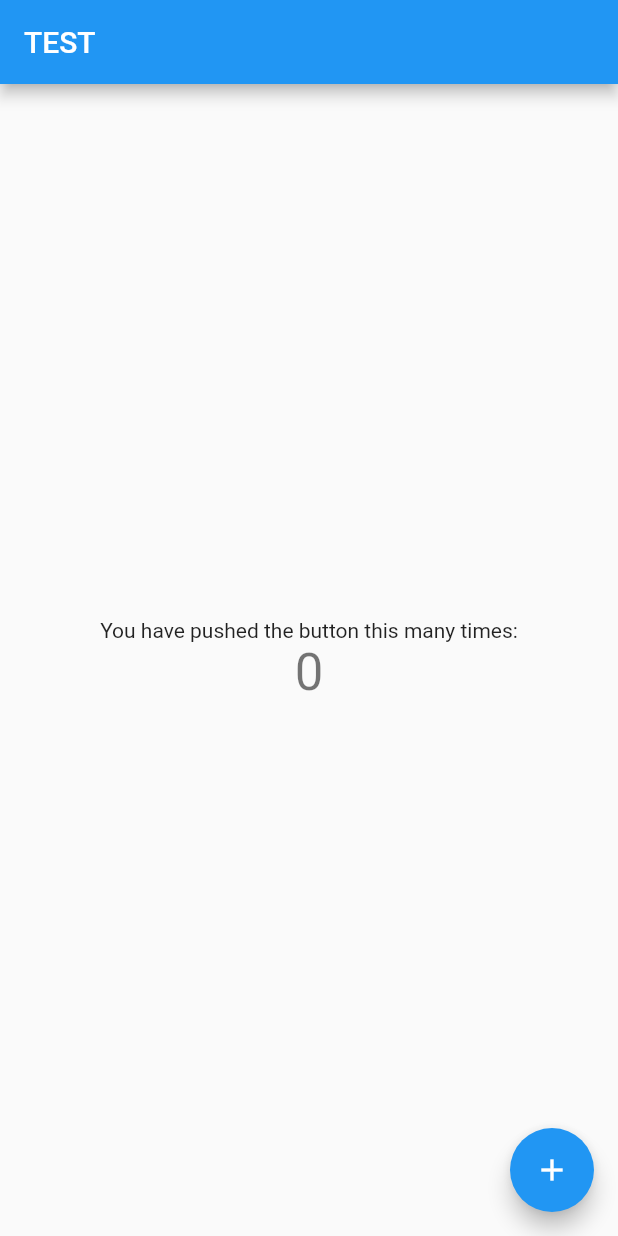
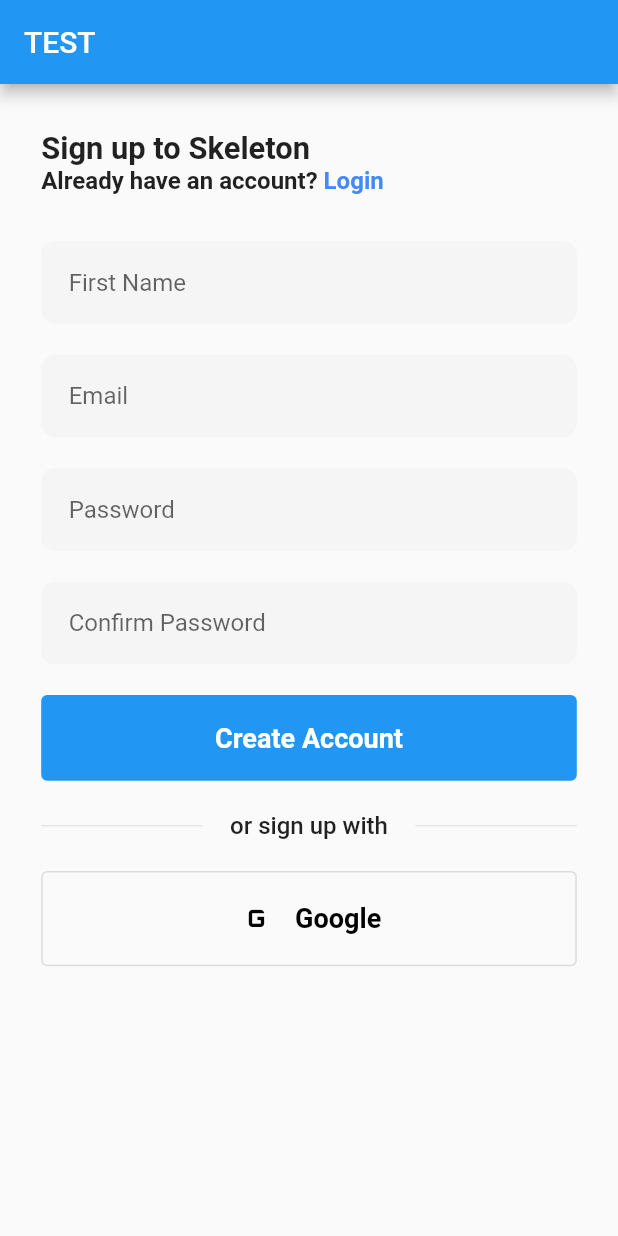
Before and after one commit to n3rdkid/flutter_skeleton, a Flutter app: the screen it shows after launch, on a phone screen of 412 x 824 dp. Run offline on Flutter 3.47's test engine with Material 2 defaults, Android fonts, the phone set to English and light mode, and no system bars; our stand-ins replace device_preview, flutter_screenutil.

```diff
--- a/lib/main.dart
+++ b/lib/main.dart
@@ -1,5 +1,6 @@
 import 'package:device_preview/device_preview.dart';
 import 'package:flutter/material.dart';
+import 'package:flutter_screenutil/flutter_screenutil.dart';
 
 void main() => runApp(
       DevicePreview(
@@ -11,10 +12,13 @@ void main() => runApp(
 class MyApp extends StatelessWidget {
   @override
   Widget build(BuildContext context) {
-    return MaterialApp(
+    return ScreenUtilInit(
+      designSize: const Size(360, 640),
+      builder: () => MaterialApp(
         useInheritedMediaQuery: true, // Set to true
         locale: DevicePreview.locale(context), // Add the locale here
         home: const MyHomePage(title: 'TEST'),
+      ),
     );
   }
 }
@@ -28,39 +32,152 @@ class MyHomePage extends StatefulWidget {
 }
 
 class _MyHomePageState extends State<MyHomePage> {
-  int _counter = 0;
-
-  void _incrementCounter() {
-    setState(() {
-      _counter++;
-    });
-  }
-
   @override
   Widget build(BuildContext context) {
     return Scaffold(
         appBar: AppBar(
           title: Text(widget.title),
         ),
-      body: Center(
+        body: SingleChildScrollView(
+          child: Padding(
+            padding: EdgeInsets.symmetric(horizontal: 24.w, vertical: 24.h),
             child: Column(
-          mainAxisAlignment: MainAxisAlignment.center,
-          children: <Widget>[
-            const Text(
-              'You have pushed the button this many times:',
+              crossAxisAlignment: CrossAxisAlignment.start,
+              children: [
+                Text(
+                  "Sign up to Skeleton",
+                  style:
+                      TextStyle(fontSize: 18.sp, fontWeight: FontWeight.bold),
                 ),
+                Wrap(
+                  children: [
                     Text(
-              '$_counter',
-              style: Theme.of(context).textTheme.headline4,
+                      "Already have an account? ",
+                      style: TextStyle(
+                          fontSize: 14.sp, fontWeight: FontWeight.w600),
+                    ),
+                    SizedBox(height: 4.h),
+                    Text(
+                      "Login",
+                      style: TextStyle(
+                          fontSize: 14.sp,
+                          fontWeight: FontWeight.w600,
+                          color: Colors.blueAccent),
                     ),
                   ],
                 ),
+                SizedBox(height: 24.h),
+                const CustomTextField(
+                  hintText: 'First Name',
                 ),
-      floatingActionButton: FloatingActionButton(
-        onPressed: _incrementCounter,
-        tooltip: 'Increment',
-        child: const Icon(Icons.add),
-      ), // This trailing comma makes auto-formatting nicer for build methods.
+                SizedBox(height: 16.h),
+                const CustomTextField(
+                  hintText: 'Email',
+                ),
+                SizedBox(height: 16.h),
+                const CustomTextField(
+                  obscureText: true,
+                  hintText: 'Password',
+                ),
+                SizedBox(height: 16.h),
+                const CustomTextField(
+                  obscureText: true,
+                  hintText: 'Confirm Password',
+                ),
+                SizedBox(height: 16.h),
+                SizedBox(
+                  width: double.infinity,
+                  child: TextButton(
+                    onPressed: () {},
+                    style: ButtonStyle(
+                        backgroundColor: MaterialStateProperty.all(Colors.blue),
+                        foregroundColor:
+                            MaterialStateProperty.all(Colors.white),
+                        padding:
+                            MaterialStateProperty.all(EdgeInsets.all(14.h)),
+                        textStyle: MaterialStateProperty.all(TextStyle(
+                            fontSize: 14.h, fontWeight: FontWeight.w700))),
+                    child: const Text('Create Account'),
+                  ),
+                ),
+                SizedBox(height: 16.h),
+                Row(children: [
+                  Expanded(child: Divider()),
+                  SizedBox(width: 16.w),
+                  Text('or sign up with',
+                      style: TextStyle(
+                        fontSize: 14.sp,
+                        fontWeight: FontWeight.w500,
+                      )),
+                  SizedBox(width: 16.w),
+                  Expanded(child: Divider()),
+                ]),
+                SizedBox(height: 16.h),
+                SizedBox(
+                  width: double.infinity,
+                  child: TextButton(
+                    onPressed: () {},
+                    style: ButtonStyle(
+                      side: MaterialStateProperty.all(
+                        const BorderSide(color: Colors.black12),
+                      ),
+                      foregroundColor: MaterialStateProperty.all(Colors.black),
+                      padding: MaterialStateProperty.all(EdgeInsets.all(14.h)),
+                      textStyle: MaterialStateProperty.all(
+                        TextStyle(fontSize: 14.h, fontWeight: FontWeight.w700),
+                      ),
+                    ),
+                    child: Row(
+                      mainAxisAlignment: MainAxisAlignment.center,
+                      children: [
+                        Icon(
+                          Icons.g_mobiledata,
+                          size: 24.sp,
+                        ),
+                        SizedBox(width: 10.w),
+                        const Text('Google'),
+                      ],
+                    ),
+                  ),
+                )
+              ],
+            ),
+          ),
+        ));
+  }
+}
+
+class CustomTextField extends StatelessWidget {
+  const CustomTextField({
+    Key? key,
+    this.obscureText = false,
+    this.hintText = '',
+  }) : super(key: key);
+
+  final String hintText;
+  final bool obscureText;
+  @override
+  Widget build(BuildContext context) {
+    return TextField(
+      obscureText: obscureText,
+      decoration: InputDecoration(
+        border: OutlineInputBorder(
+          borderRadius: BorderRadius.circular(8.r),
+          borderSide: const BorderSide(color: Colors.transparent, width: 0),
+        ),
+        enabledBorder: OutlineInputBorder(
+          borderRadius: BorderRadius.circular(8.r),
+          borderSide: const BorderSide(color: Colors.transparent, width: 0),
+        ),
+        filled: true,
+        fillColor: Colors.grey.shade100,
+        hintText: hintText,
+        hintStyle: TextStyle(
+          fontSize: 14.sp,
+          fontWeight: FontWeight.w400,
+        ),
+        contentPadding: EdgeInsets.symmetric(horizontal: 16.w, vertical: 14.h),
+      ),
     );
   }
 }
--- a/pubspec.yaml
+++ b/pubspec.yaml
@@ -35,6 +35,7 @@ dependencies:
   # Use with the CupertinoIcons class for iOS style icons.
   cupertino_icons: ^1.0.2
   device_preview: ^0.8.0
+  flutter_screenutil: ^5.0.1
 
 dev_dependencies:
   flutter_test:
```
Also changed, not shown: pubspec.lock. Lines whose indentation alone changed are shown as unchanged.
